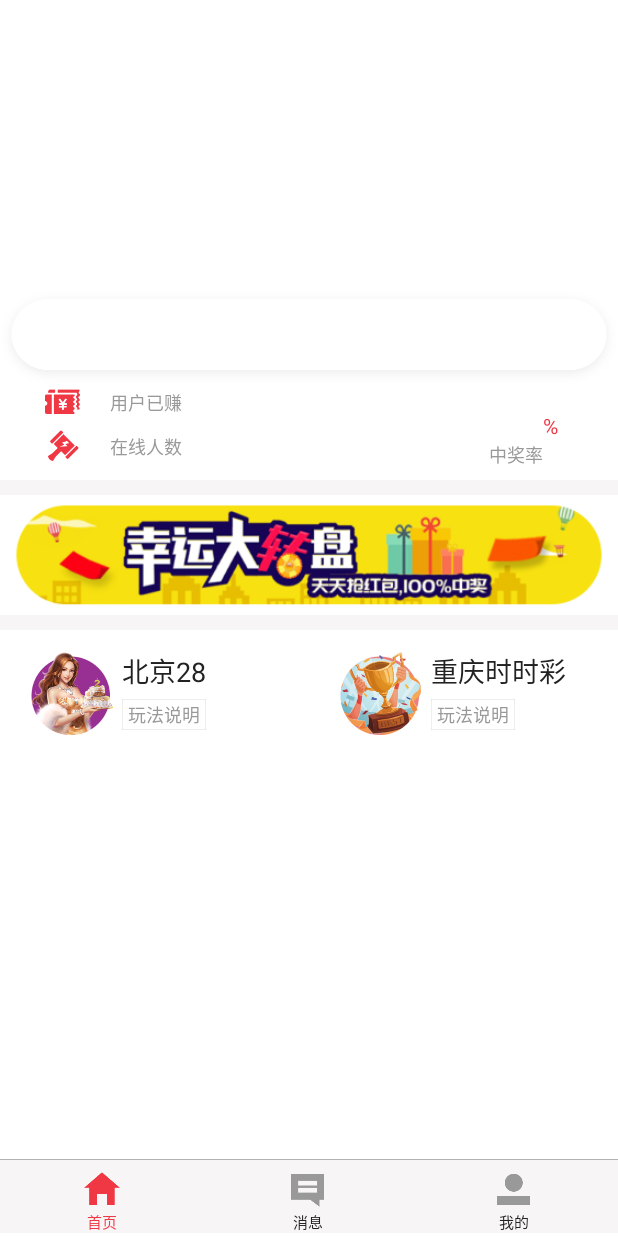
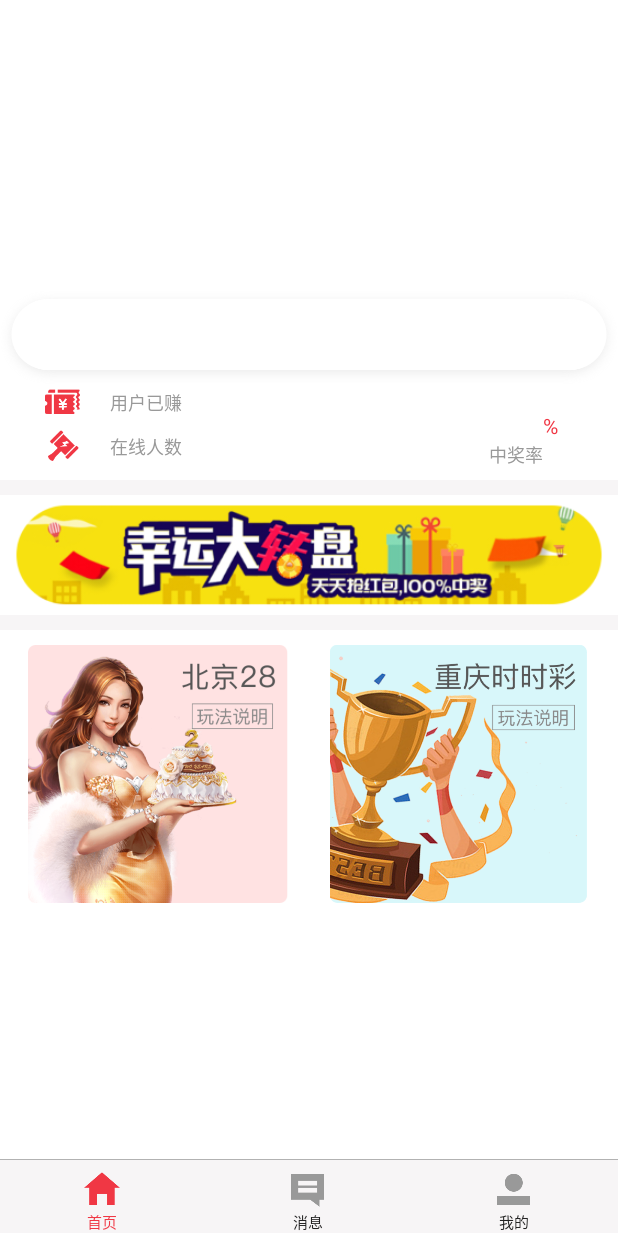
Before and after one commit to wangzhikk/caipiao, an Android app: the ShouYeFragment screen opened directly, with no data from a screen before it, on a phone screen of 412 x 824 dp. Run offline under Robolectric (Android 15) with nearby library versions, the phone set to English and light mode, and no system bars; libraries missing offline, so code that uses them is left out: com.app.hubert, com.scwang.smartrefresh; pictures from the network do not load; 12 statements that could not run were skipped.

Commit message:
4、暂时将两个游戏的图标调大一些，现在游戏少，下方空白太大

```diff
--- a/app/src/main/java/com/cp/shouye/ShouYeFragment.java
+++ b/app/src/main/java/com/cp/shouye/ShouYeFragment.java
@@ -25,9 +25,11 @@ import utils.tjyutils.http.HttpConfigAx;
 import utils.tjyutils.parent.ParentFragment;
 import utils.wzutils.AppTool;
 import utils.wzutils.common.BroadcastReceiverTool;
+import utils.wzutils.common.CommonTool;
 import utils.wzutils.common.LayoutInflaterTool;
 import utils.wzutils.common.TestData;
 import utils.wzutils.common.TimeTool;
+import utils.wzutils.common.UiTool;
 import utils.wzutils.http.HttpUiCallBack;
 import utils.wzutils.parent.WzViewOnclickListener;
 import utils.wzutils.ui.WzSimpleRecycleView;
@@ -234,16 +236,15 @@ public class ShouYeFragment extends ParentFragment {
                 View shouye_wanfa_shuoming=itemView.findViewById(R.id.shouye_wanfa_shuoming);
                 Data_room_queryGame.YouXiEnum youXiEnum= Data_room_queryGame.YouXiEnum.BJ28;
 
+                int margin= CommonTool.dip2px(10);
                 String shuoMingUrl="";
                 if(position==0){
                     loadImage(R.drawable.img_index_bj,itemView,R.id.shouye_wanfa_img);
-                    setTextView(itemView,R.id.shouye_wanfa_name,"北京28");
                     youXiEnum= Data_room_queryGame.YouXiEnum.BJ28;
                     if(data_index_query.isDataOk())shuoMingUrl=HttpConfigAx.getHtmlUrl(data_index_query.games.BJ28.playHtmlSrc);
 
                 }else if(position==1){
                     loadImage(R.drawable.img_index_cq,itemView,R.id.shouye_wanfa_img);
-                    setTextView(itemView,R.id.shouye_wanfa_name,"重庆时时彩");
                     youXiEnum= Data_room_queryGame.YouXiEnum.CQSSC_CX;
                     if(data_index_query.isDataOk())shuoMingUrl=HttpConfigAx.getHtmlUrl(data_index_query.games.CQSSC_CX.playHtmlSrc);
                 }
--- a/app/src/main/res/layout/shouye.xml
+++ b/app/src/main/res/layout/shouye.xml
@@ -156,6 +156,7 @@
 
                 <View style="@style/line_h_jiange" ></View>
                 <utils.wzutils.ui.WzSimpleRecycleView
+                    android:layout_marginLeft="10dp"
                     android:id="@+id/recycleView_wanfa"
                     android:layout_width="match_parent"
                     android:layout_height="wrap_content">
--- a/app/src/main/res/layout/shouye_wanfa_item.xml
+++ b/app/src/main/res/layout/shouye_wanfa_item.xml
@@ -8,46 +8,28 @@
     android:orientation="vertical">
 
 
+    <RelativeLayout
+        android:layout_width="match_parent"
+        android:layout_height="match_parent"
+        android:layout_marginTop="10dp"
+        android:layout_marginBottom="10dp"
 
-
-    <LinearLayout
-        android:layout_width="match_parent"
-        android:layout_height="wrap_content" android:orientation="vertical">
-
-        <LinearLayout
-            android:gravity="center_vertical"
-            android:paddingLeft="20dp"
+        android:layout_marginRight="10dp"
+        android:gravity="center" >
+        <ImageView
+            android:id="@+id/shouye_wanfa_img"
             android:layout_width="match_parent"
-            android:layout_height="85dp"  android:orientation="horizontal">
-            <ImageView
-                android:id="@+id/shouye_wanfa_img"
-                android:src="@drawable/img_index_cq"
-                android:layout_marginRight="6dp"
-                android:layout_width="55dp"
-                android:layout_height="55dp" />
-            <LinearLayout
-                android:layout_width="match_parent"
-                android:layout_height="wrap_content" android:orientation="vertical">
-                <TextView android:id="@+id/shouye_wanfa_name" style="@style/textview" android:textSize="18dp"   android:text="重庆实时彩"/>
-                <RelativeLayout
-                    android:id="@+id/shouye_wanfa_shuoming"
-                    android:paddingTop="5dp"
-                    android:paddingBottom="5dp"
-                    android:paddingRight="10dp"
-                    android:layout_width="wrap_content"
-                    android:layout_height="wrap_content">
-
-                    <TextView
-                        style="@style/textview_small"  android:text="玩法说明"
-                        android:paddingLeft="4dp"
-                        android:paddingRight="4dp"
-                        android:paddingTop="1dp"
-                        android:paddingBottom="1dp"
-                        android:textColor="@color/tv_h3" android:background="@drawable/kk_wanfa"/>
-                </RelativeLayout>
-
-            </LinearLayout>
-        </LinearLayout>
-
-    </LinearLayout>
+            android:layout_height="wrap_content"
+            android:src="@drawable/img_index_cq" />
+        <TextView
+            android:layout_alignParentRight="true"
+            android:layout_marginTop="35dp"
+            android:layout_width="70dp"
+            android:padding="5dp"
+            android:layout_height="wrap_content"
+            tools:background="@color/huanghei"
+            tools:text="玩法说明"
+            android:id="@+id/shouye_wanfa_shuoming"
+            android:textColor="@color/tv_h3" />
+    </RelativeLayout>
 </RelativeLayout>
```
Also changed, not shown: app/src/main/res/drawable-xxhdpi/img_index_bj.png, app/src/main/res/drawable-xxhdpi/img_index_cq.png.
